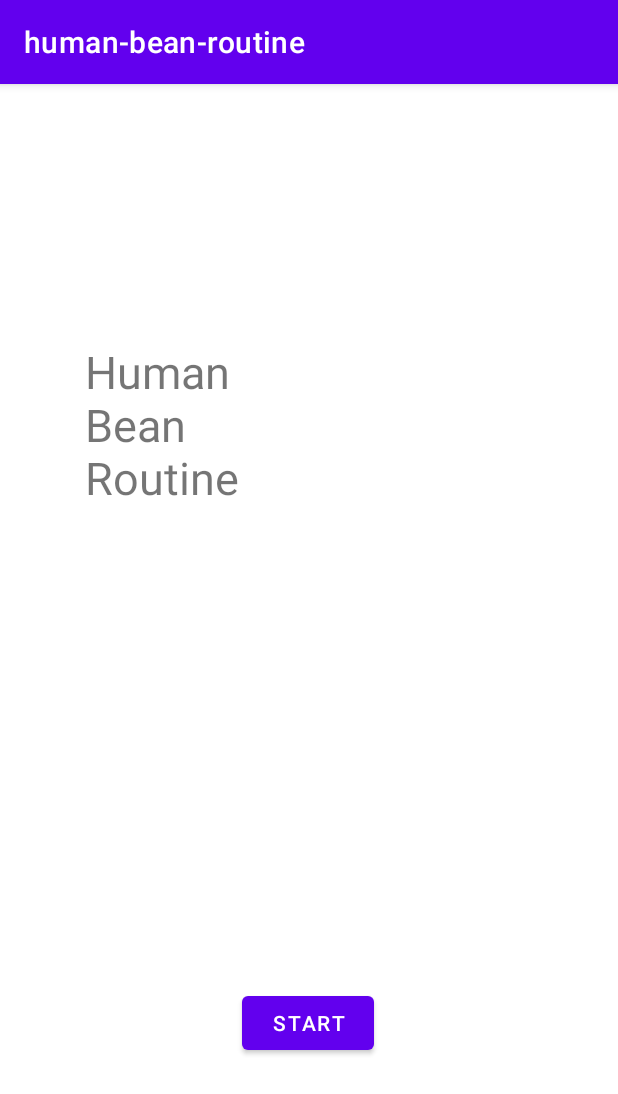
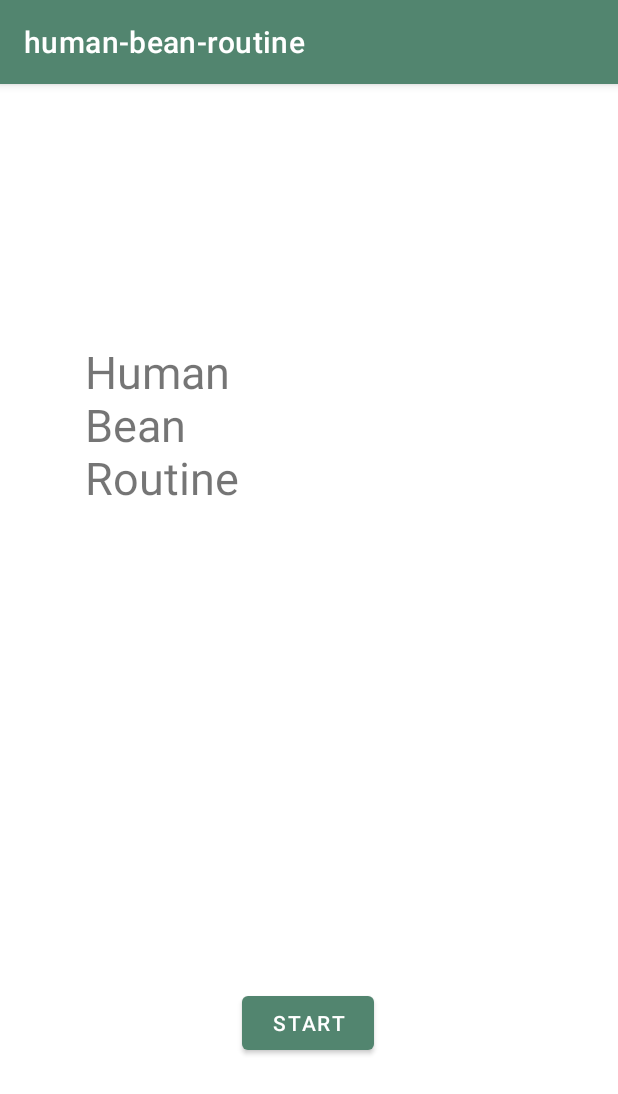
Before and after one commit to KevinGeorge11/human-bean-routine, an Android app: the screen it shows after launch (MainActivity), on a phone screen of 412 x 824 dp. Shown: the top 1094 px of the screen. Run offline under Robolectric (Android 15) with nearby library versions, the phone set to English and light mode, and no system bars.

Commit message:
modified themes and colors

```diff
--- a/code/app/src/main/res/values-night/themes.xml
+++ b/code/app/src/main/res/values-night/themes.xml
@@ -2,12 +2,12 @@
     <!-- Base application theme. -->
     <style name="Theme.Humanbeanroutine" parent="Theme.MaterialComponents.DayNight.DarkActionBar">
         <!-- Primary brand color. -->
-        <item name="colorPrimary">@color/purple_200</item>
-        <item name="colorPrimaryVariant">@color/purple_700</item>
-        <item name="colorOnPrimary">@color/black</item>
+        <item name="colorPrimary">@color/medium_green</item>
+        <item name="colorPrimaryVariant">@color/dark_green</item>
+        <item name="colorOnPrimary">@color/white</item>
         <!-- Secondary brand color. -->
-        <item name="colorSecondary">@color/teal_200</item>
-        <item name="colorSecondaryVariant">@color/teal_200</item>
+        <item name="colorSecondary">@color/light_green</item>
+        <item name="colorSecondaryVariant">@color/lightest_green</item>
         <item name="colorOnSecondary">@color/black</item>
         <!-- Status bar color. -->
         <item name="android:statusBarColor" tools:targetApi="l">?attr/colorPrimaryVariant</item>
--- a/code/app/src/main/res/values/colors.xml
+++ b/code/app/src/main/res/values/colors.xml
@@ -1,10 +1,10 @@
 <?xml version="1.0" encoding="utf-8"?>
 <resources>
-    <color name="purple_200">#FFBB86FC</color>
-    <color name="purple_500">#FF6200EE</color>
-    <color name="purple_700">#FF3700B3</color>
-    <color name="teal_200">#FF03DAC5</color>
-    <color name="teal_700">#FF018786</color>
+    <color name="medium_green">#52856F</color>
+    <color name="dark_green">#355D52</color>
+    <color name="light_green">#CAD2C5</color>
+    <color name="lightest_green">#E7F0E1</color>
+    <color name="white">#FFFFFFFF</color>
     <color name="black">#FF000000</color>
-    <color name="white">#FFFFFFFF</color>
+    <color name="red">#FF0000</color>
 </resources>
--- a/code/app/src/main/res/values/themes.xml
+++ b/code/app/src/main/res/values/themes.xml
@@ -2,12 +2,12 @@
     <!-- Base application theme. -->
     <style name="Theme.Humanbeanroutine" parent="Theme.MaterialComponents.DayNight.DarkActionBar">
         <!-- Primary brand color. -->
-        <item name="colorPrimary">@color/purple_500</item>
-        <item name="colorPrimaryVariant">@color/purple_700</item>
+        <item name="colorPrimary">@color/medium_green</item>
+        <item name="colorPrimaryVariant">@color/dark_green</item>
         <item name="colorOnPrimary">@color/white</item>
         <!-- Secondary brand color. -->
-        <item name="colorSecondary">@color/teal_200</item>
-        <item name="colorSecondaryVariant">@color/teal_700</item>
+        <item name="colorSecondary">@color/medium_green</item>
+        <item name="colorSecondaryVariant">@color/light_green</item>
         <item name="colorOnSecondary">@color/black</item>
         <!-- Status bar color. -->
         <item name="android:statusBarColor" tools:targetApi="l">?attr/colorPrimaryVariant</item>
```
